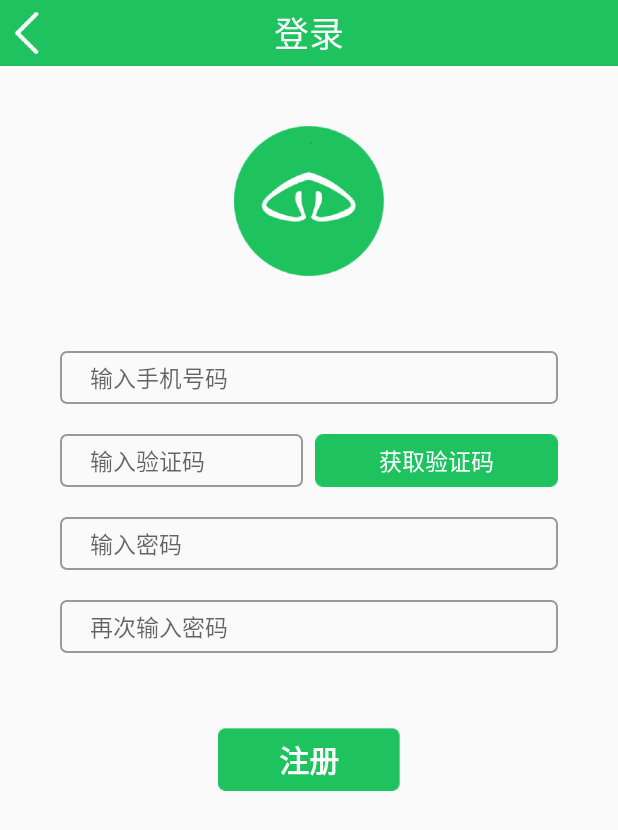
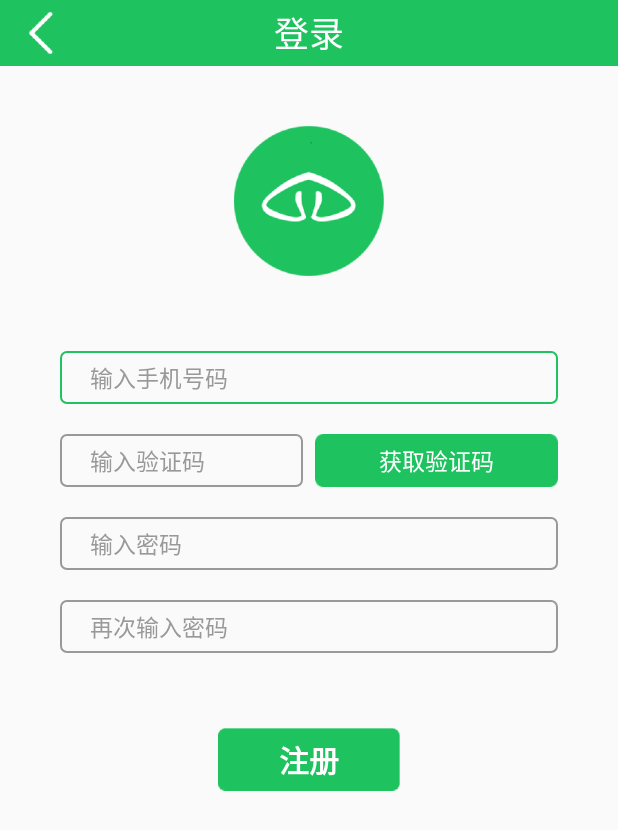
Before and after one commit to DongNiTeam/DongNi, an Android app: the RegisterActivity screen opened directly, with no data from a screen before it, on a phone screen of 412 x 824 dp. Shown: the top 830 px of the screen. Run offline under Robolectric (Android 15) with nearby library versions, the phone set to English and light mode, and no system bars; pictures from the network do not load.

Commit message:
geaosu
代码修改, 创建...

```diff
--- a/app/build.gradle
+++ b/app/build.gradle
@@ -32,6 +32,6 @@ dependencies {
     compile 'com.android.support.constraint:constraint-layout:1.0.0-alpha7'
     compile 'com.android.support:recyclerview-v7:21.0.3'
     compile 'com.yanzhenjie.nohttp:nohttp:1.1.4'
+    compile 'com.yanzhenjie:permission:1.1.0'
     testCompile 'junit:junit:4.12'
-    compile 'com.yanzhenjie:permission:1.1.0'
 }
--- a/app/src/main/java/com/hagk/dongni/constant/Constants.java
+++ b/app/src/main/java/com/hagk/dongni/constant/Constants.java
@@ -7,6 +7,11 @@ import android.webkit.WebView;
  * 作者 : geaosu
  */
 public class Constants {
+
+    /**
+     * debug调试使用
+     */
+    public static  final String TAG_REGISTERACTIVITY = "RegisterActivity";
 
     /**
      * 网络访问url
@@ -48,5 +53,14 @@ public class Constants {
      */
     public static boolean isShowPwd = false;
 
+    /**
+     * 注册
+     */
+    public static String SEND_SMS = "send_sms";
+    public static String CHANGE_TXT = "change_txt";
+    public static String TIME_OVER = "time_over";
+    public static int WAIT_TIME = 6;
+
+
 
 }
--- a/app/src/main/java/com/hagk/dongni/utils/PhoneNumUtils.java
+++ b/app/src/main/java/com/hagk/dongni/utils/PhoneNumUtils.java
@@ -9,6 +9,11 @@ import java.util.regex.Pattern;
  */
 
 public class PhoneNumUtils {
+    /**
+     * 检测手机号码是否合法
+     * true 合法
+     * false 不合法
+     */
     public static boolean checkMobileNO(String value) {
         Pattern p = Pattern.compile("^((13[0-9])|(15[^4,\\D])|(14[0-9])|(17[0-9])|(18[0-9]))\\d{8}$");
         Matcher m = p.matcher(value);
--- a/app/src/main/res/drawable/input_box_bg_focus.xml
+++ b/app/src/main/res/drawable/input_box_bg_focus.xml
@@ -1,4 +1,5 @@
 <?xml version="1.0" encoding="utf-8"?>
 <selector xmlns:android="http://schemas.android.com/apk/res/android">
-
+    <item android:state_focused="true" android:drawable="@drawable/input_box_bg_is_focused"/>
+    <item android:state_focused="false" android:drawable="@drawable/input_box_bg_is_no_focus"/>
 </selector>
--- a/app/src/main/res/drawable/input_box_bg_is_focused.xml
+++ b/app/src/main/res/drawable/input_box_bg_is_focused.xml
@@ -10,7 +10,7 @@
     </corners>
     <stroke
         android:width="1dp"
-        android:color="#83b0fc">
+        android:color="#1ec35f">
 
     </stroke>
 </shape>
--- a/app/src/main/res/layout/activity_binding_device.xml
+++ b/app/src/main/res/layout/activity_binding_device.xml
@@ -46,7 +46,7 @@
             android:id="@+id/input_device_imei_num"
             android:layout_width="match_parent"
             android:layout_height="40dp"
-            android:background="@drawable/input_box_bg"
+            android:background="@drawable/input_box_bg_is_no_focus"
             android:hint="输入手表的IMEI号"
             android:paddingLeft="30dp" />
 
@@ -82,7 +82,7 @@
             android:id="@+id/input_child_name"
             android:layout_width="match_parent"
             android:layout_height="40dp"
-            android:background="@drawable/input_box_bg"
+            android:background="@drawable/input_box_bg_is_no_focus"
             android:hint="输入孩子的名字号"
             android:paddingLeft="30dp" />
 
@@ -110,7 +110,7 @@
             android:id="@+id/input_device_phone_num"
             android:layout_width="match_parent"
             android:layout_height="40dp"
-            android:background="@drawable/input_box_bg"
+            android:background="@drawable/input_box_bg_is_no_focus"
             android:hint="输入手表的电话号码"
             android:paddingLeft="30dp" />
 
--- a/app/src/main/res/layout/activity_register.xml
+++ b/app/src/main/res/layout/activity_register.xml
@@ -24,14 +24,15 @@
         android:layout_height="35dp"
         android:layout_marginLeft="40dp"
         android:layout_marginRight="40dp"
-        android:background="@drawable/input_box_bg"
+        android:background="@drawable/input_box_bg_focus"
         android:hint="输入手机号码"
         android:inputType="phone"
         android:paddingBottom="2dp"
         android:paddingLeft="20dp"
         android:paddingRight="2dp"
         android:paddingTop="2dp"
-        android:textColor="#999999"
+        android:textColor="@color/colorInputBox"
+        android:textColorHint="@color/colorBeforInputBox"
         android:textSize="15sp" />
 
     <LinearLayout
@@ -47,14 +48,15 @@
             android:layout_marginLeft="40dp"
             android:layout_marginRight="2dp"
             android:layout_weight="1"
-            android:background="@drawable/input_box_bg"
+            android:background="@drawable/input_box_bg_focus"
             android:hint="输入验证码"
             android:inputType="number"
             android:paddingBottom="2dp"
             android:paddingLeft="20dp"
             android:paddingRight="2dp"
             android:paddingTop="2dp"
-            android:textColor="#999999"
+            android:textColor="@color/colorInputBox"
+            android:textColorHint="@color/colorBeforInputBox"
             android:textSize="15sp" />
 
         <TextView
@@ -79,13 +81,14 @@
         android:layout_marginLeft="40dp"
         android:layout_marginRight="40dp"
         android:layout_marginTop="20dp"
-        android:background="@drawable/input_box_bg"
+        android:background="@drawable/input_box_bg_focus"
         android:hint="输入密码"
         android:paddingBottom="2dp"
         android:paddingLeft="20dp"
         android:paddingRight="2dp"
         android:paddingTop="2dp"
-        android:textColor="#999999"
+        android:textColor="@color/colorInputBox"
+        android:textColorHint="@color/colorBeforInputBox"
         android:textSize="15sp" />
 
     <EditText
@@ -95,13 +98,14 @@
         android:layout_marginLeft="40dp"
         android:layout_marginRight="40dp"
         android:layout_marginTop="20dp"
-        android:background="@drawable/input_box_bg"
+        android:background="@drawable/input_box_bg_focus"
         android:hint="再次输入密码"
         android:paddingBottom="2dp"
         android:paddingLeft="20dp"
         android:paddingRight="2dp"
         android:paddingTop="2dp"
-        android:textColor="#999999"
+        android:textColor="@color/colorInputBox"
+        android:textColorHint="@color/colorBeforInputBox"
         android:textSize="15sp" />
 
 
--- a/app/src/main/res/layout/layout_title.xml
+++ b/app/src/main/res/layout/layout_title.xml
@@ -18,9 +18,9 @@
             android:id="@+id/iv_title_left"
             android:layout_width="wrap_content"
             android:layout_height="wrap_content"
-            android:layout_marginLeft="10dp"
+            android:layout_marginLeft="19dp"
             android:src="@drawable/back_bg"
-            android:visibility="gone" />
+            android:visibility="visible" />
 
         <TextView
             android:id="@+id/tv_title_left"
--- a/app/src/main/res/values/colors.xml
+++ b/app/src/main/res/values/colors.xml
@@ -5,4 +5,9 @@
     <color name="colorAccent">#FF4081</color>
     <color name="colorDevice">#57b1ef</color>
     <color name="colorWhite">#FFFFFF</color>
+
+    <!--输入后的文字的颜色-->
+    <color name="colorInputBox">#262626</color>
+    <!--hint的文字颜色-->
+    <color name="colorBeforInputBox">#999999</color>
 </resources>
```
Also changed, not shown: app/src/main/AndroidManifest.xml (+8 -5 lines), app/src/main/java/com/hagk/dongni/activity/HActivity.java (added, +15 -0 lines), app/src/main/java/com/hagk/dongni/activity/RegisterActivity.java (+110 -21 lines), app/src/main/java/com/hagk/dongni/utils/UiUtils.java (+18 -0 lines), app/src/main/res/layout/activity_h.xml (added, +35 -0 lines), app/src/main/res/layout/activity_login.xml (+6 -6 lines), app/src/main/res/drawable-xhdpi/register_wait_time.png (added), app/src/main/res/drawable-xhdpi/rrr.9.png (added), app/src/main/res/drawable-xhdpi/rrr2.9.png (added), app/src/main/res/drawable/input_box_bg_is_no_focus.xml (renamed from app/src/main/res/drawable/input_box_bg.xml).
